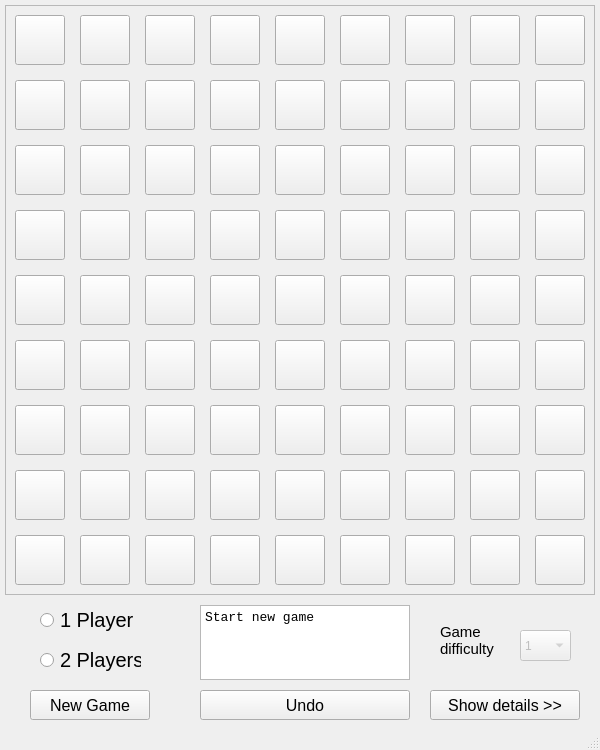
Qt form quoridor.ui (crimvael/quoridor) before a commit.
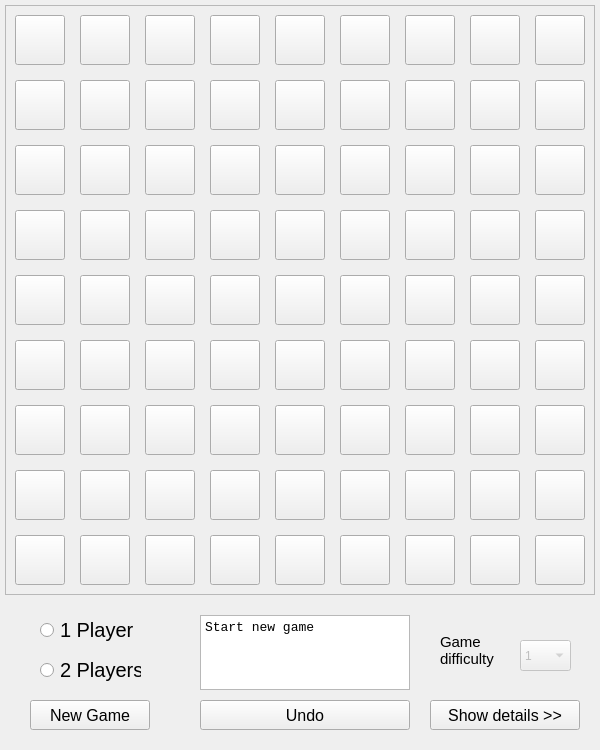
The same form after that commit.

What changed in the file:
```diff
--- a/quoridor.ui
+++ b/quoridor.ui
@@ -1531,7 +1531,7 @@
     <property name="geometry">
      <rect>
       <x>200</x>
-      <y>690</y>
+      <y>700</y>
       <width>210</width>
       <height>30</height>
      </rect>
@@ -1552,7 +1552,7 @@
     <property name="geometry">
      <rect>
       <x>30</x>
-      <y>690</y>
+      <y>700</y>
       <width>120</width>
       <height>30</height>
      </rect>
@@ -1573,7 +1573,7 @@
     <property name="geometry">
      <rect>
       <x>40</x>
-      <y>605</y>
+      <y>615</y>
       <width>101</width>
       <height>30</height>
      </rect>
@@ -1592,7 +1592,7 @@
     <property name="geometry">
      <rect>
       <x>40</x>
-      <y>645</y>
+      <y>655</y>
       <width>101</width>
       <height>30</height>
      </rect>
@@ -1611,7 +1611,7 @@
     <property name="geometry">
      <rect>
       <x>200</x>
-      <y>605</y>
+      <y>615</y>
       <width>210</width>
       <height>75</height>
      </rect>
@@ -1634,7 +1634,7 @@
     <property name="geometry">
      <rect>
       <x>430</x>
-      <y>690</y>
+      <y>700</y>
       <width>150</width>
       <height>30</height>
      </rect>
@@ -2541,7 +2541,7 @@
     <property name="geometry">
      <rect>
       <x>440</x>
-      <y>620</y>
+      <y>630</y>
       <width>71</width>
       <height>41</height>
      </rect>
@@ -2566,7 +2566,7 @@
     <property name="geometry">
      <rect>
       <x>520</x>
-      <y>630</y>
+      <y>640</y>
       <width>51</width>
       <height>31</height>
      </rect>
@@ -2580,7 +2580,7 @@
      <bool>false</bool>
     </property>
     <property name="currentText">
-     <string>4</string>
+     <string>1</string>
     </property>
     <property name="maxCount">
      <number>10</number>
@@ -2637,17 +2637,6 @@
     </item>
    </widget>
   </widget>
-  <widget class="QMenuBar" name="menubar">
-   <property name="geometry">
-    <rect>
-     <x>0</x>
-     <y>0</y>
-     <width>600</width>
-     <height>21</height>
-    </rect>
-   </property>
-  </widget>
-  <widget class="QStatusBar" name="statusbar"/>
  </widget>
  <resources/>
  <connections/>
```
